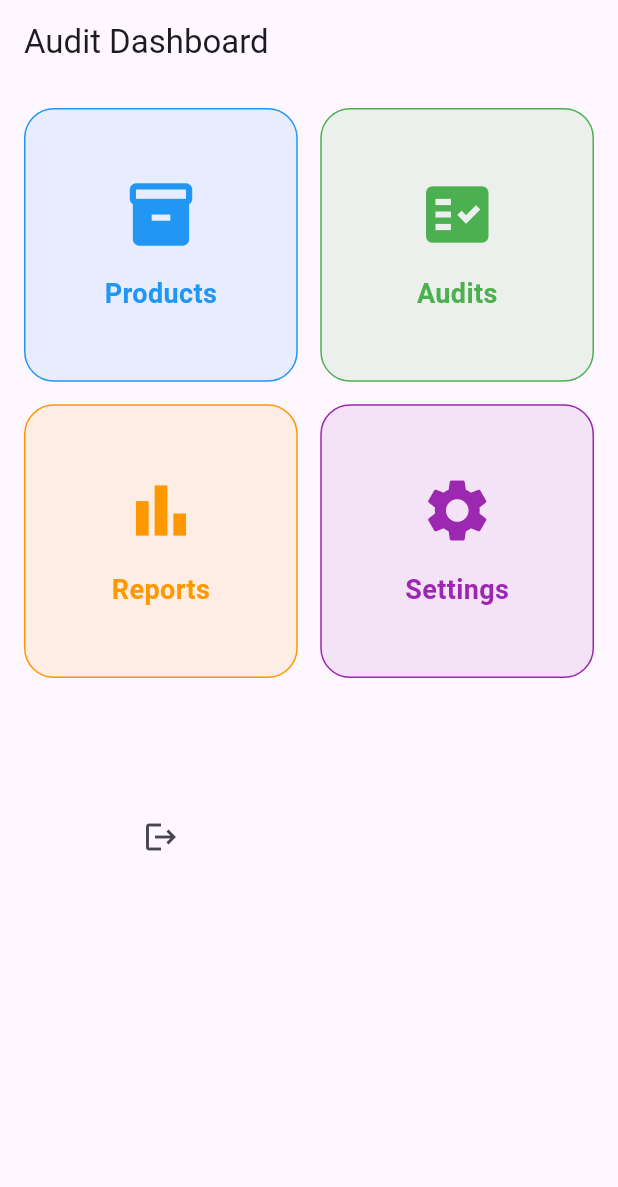
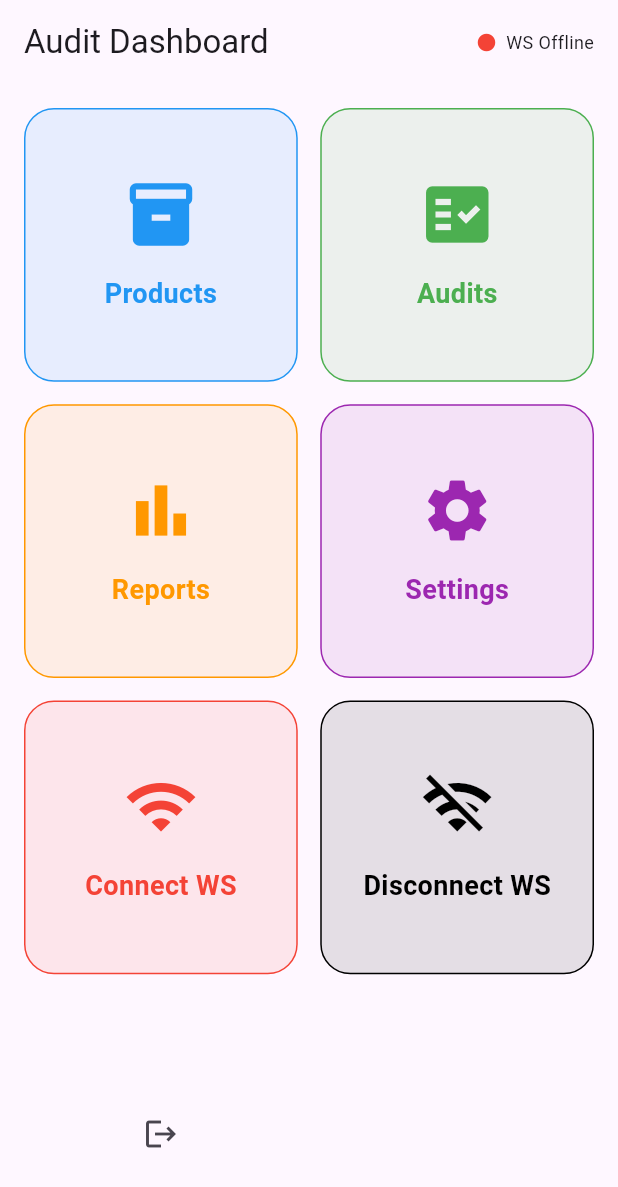
Before and after one commit to ammardev99/auditpos, a Flutter app: the DashboardScreen screen opened directly, on a phone screen of 412 x 824 dp. Shown: the top 1187 px of the screen. Run offline on Flutter 3.47's test engine with Material 3 defaults, Android fonts, the phone set to English and light mode, and no system bars; our stand-ins replace dio, flutter_riverpod, flutter_secure_storage; missing offline and left inert: dart:html; accounts and stored records are empty.

Commit message:
feat: Enhance dashboard with WebSocket connection status and product search functionality

```diff
--- a/lib/features_slices/dashboard/presentation/dashboard_screen.dart
+++ b/lib/features_slices/dashboard/presentation/dashboard_screen.dart
@@ -1,9 +1,10 @@
-import 'package:auditpos/config/auth/presentation/screens/login_screen.dart';
+import 'package:flutter/material.dart';
+import 'package:auditpos/features_slices/dashboard/presentation/dashboard_card.dart';
+import 'package:auditpos/shell/auth_/login_screen.dart';
 import 'package:auditpos/shell/network/websocket_service.dart';
-import 'package:auditpos/shell/auth_/login_screen.dart';
-import 'package:auditpos/features_slices/dashboard/presentation/dashboard_card.dart';
 import 'package:auditpos/shell/products/products_screen.dart';
-import 'package:flutter/material.dart';
+
+import '../../../shell/network/app_constants.dart';
 import '../../../shell/network/storage_service.dart';
 import '../../audit/presentation/audit_list_screen.dart';
 
@@ -13,7 +14,43 @@ class DashboardScreen extends StatelessWidget {
   @override
   Widget build(BuildContext context) {
     return Scaffold(
-      appBar: AppBar(title: const Text("Audit Dashboard")),
+      appBar: AppBar(
+        title: const Text("Audit Dashboard"),
+
+        actions: [
+          ValueListenableBuilder<bool>(
+            valueListenable: WebSocketService.instance.isConnectedNotifier,
+
+            builder: (context, connected, _) {
+              return Tooltip(
+                message: AppConstants.wsUrl,
+
+                child: Padding(
+                  padding: const EdgeInsets.only(right: 16),
+
+                  child: Row(
+                    children: [
+                      Icon(
+                        Icons.circle,
+                        size: 14,
+                        color: connected ? Colors.green : Colors.red,
+                      ),
+
+                      const SizedBox(width: 6),
+
+                      Text(
+                        connected ? "WS Connected" : "WS Offline",
+
+                        style: const TextStyle(fontSize: 12),
+                      ),
+                    ],
+                  ),
+                ),
+              );
+            },
+          ),
+        ],
+      ),
 
       body: Padding(
         padding: const EdgeInsets.all(16),
@@ -60,10 +97,40 @@ class DashboardScreen extends StatelessWidget {
               onTap: () {},
             ),
 
+            DashboardCard(
+              title: "Connect WS",
+              icon: Icons.wifi,
+              color: Colors.red,
+              onTap: () async {
+                await WebSocketService.instance.connect();
+
+                // ignore: use_build_context_synchronously
+                ScaffoldMessenger.of(context).showSnackBar(
+                  const SnackBar(content: Text("WebSocket Connecting...")),
+                );
+              },
+            ),
+
+            DashboardCard(
+              title: "Disconnect WS",
+              icon: Icons.wifi_off,
+              color: Colors.black,
+              onTap: () {
+                WebSocketService.instance.disconnect();
+
+                ScaffoldMessenger.of(context).showSnackBar(
+                  const SnackBar(content: Text("WebSocket Disconnected")),
+                );
+              },
+            ),
             IconButton(
               icon: const Icon(Icons.logout),
               onPressed: () async {
+                WebSocketService.instance.disconnect();
+
                 await StorageService.clear();
+
+                if (!context.mounted) return;
 
                 Navigator.pushAndRemoveUntil(
                   context,
--- a/lib/main.dart
+++ b/lib/main.dart
@@ -1,7 +1,6 @@
 import 'package:auditpos/shell/auth_/login_screen.dart';
 import 'package:flutter/material.dart';
 import 'package:flutter_riverpod/flutter_riverpod.dart';
-import 'config/auth/presentation/screens/login_screen.dart';
 
 void main() {
   runApp(ProviderScope(child: const AuditApp()));
--- a/lib/shell/auth_/login_form.dart
+++ b/lib/shell/auth_/login_form.dart
@@ -1,5 +1,4 @@
 import 'package:auditpos/features_slices/dashboard/presentation/dashboard_screen.dart';
-import 'package:dio/dio.dart';
 import 'package:flutter/material.dart';
 
 import '../network/app_constants.dart';
@@ -15,8 +14,8 @@ class LoginForm extends StatefulWidget {
 }
 
 class _LoginFormState extends State<LoginForm> {
-  final usernameController = TextEditingController( text: "admin");
-  final passwordController = TextEditingController( text: "admin");
+  final usernameController = TextEditingController(text: "admin");
+  final passwordController = TextEditingController(text: "admin");
 
   bool loading = false;
 
@@ -45,7 +44,7 @@ class _LoginFormState extends State<LoginForm> {
 
         await StorageService.saveToken(token);
 
-        WebSocketService.instance.connect(token);
+        await WebSocketService.instance.connect();
 
         if (!mounted) return;
 
@@ -63,9 +62,9 @@ class _LoginFormState extends State<LoginForm> {
     } catch (e) {
       debugPrint("LOGIN ERROR => $e");
 
-      ScaffoldMessenger.of(context).showSnackBar(
-        SnackBar(content: Text("Server error: $e")),
-      );
+      ScaffoldMessenger.of(
+        context,
+      ).showSnackBar(SnackBar(content: Text("Server error: $e")));
     }
 
     setState(() => loading = false);
@@ -97,9 +96,10 @@ class _LoginFormState extends State<LoginForm> {
           height: 50,
           child: ElevatedButton(
             onPressed: loading ? null : login,
-            child: loading
-                ? const CircularProgressIndicator()
-                : const Text("LOGIN"),
+            child:
+                loading
+                    ? const CircularProgressIndicator()
+                    : const Text("LOGIN"),
           ),
         ),
       ],
--- a/lib/shell/network/app_constants.dart
+++ b/lib/shell/network/app_constants.dart
@@ -1,9 +1,11 @@
 
 // make sure dont distrub my login
 class AppConstants {
-  static const String baseUrl = "http://192.168.1.11/fcc_pos_php/php_mart";
+
+  static const String iP = "192.168.1.27";
+  static const String baseUrl = "http://$iP/fcc_pos_php/php_mart";
 
   static const String loginUrl = "$baseUrl/api_login.php";
 
-  static const String wsUrl = "ws://192.168.1.11:8080";
+  static const String wsUrl = "ws://$iP:8080";
 }
```
Also changed, not shown: lib/shell/network/websocket_service.dart (+104 -7 lines), lib/shell/products/data/p_provider.dart (+38 -11 lines), lib/shell/products/products_screen.dart (+48 -4 lines).
